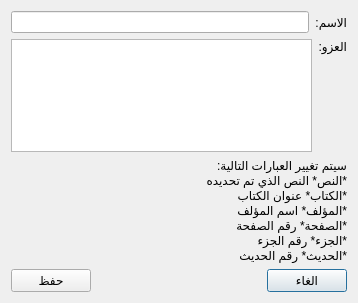
Qt form src/addbookreferdialog.ui (boussouira/moltaqa) before a commit.
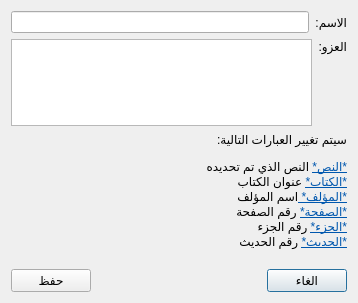
The same form after that commit.

Commit message: Add refer by clicking on them

```diff
--- a/src/addbookreferdialog.ui
+++ b/src/addbookreferdialog.ui
@@ -51,13 +51,15 @@
    <item>
     <widget class="QLabel" name="label_3">
      <property name="text">
-      <string>سيتم تغيير العبارات التالية:
-*النص* النص الذي تم تحديده
-*الكتاب* عنوان الكتاب
-*المؤلف* اسم المؤلف
-*الصفحة* رقم الصفحة
-*الجزء* رقم الجزء
-*الحديث* رقم الحديث</string>
+      <string>&lt;html&gt;&lt;head/&gt;&lt;body dir=&quot;rtl&quot; style=&quot;direction:rtl;&quot;&gt;
+&lt;p&gt;سيتم تغيير العبارات التالية:&lt;/p&gt;
+&lt;a href=&quot;#nass&quot;&gt;&lt;span style=&quot; text-decoration: underline; color:#0057ae;&quot;&gt;*النص*&lt;/span&gt;&lt;/a&gt; النص الذي تم تحديده&lt;br/&gt;
+&lt;a href=&quot;#book&quot;&gt;&lt;span style=&quot; text-decoration: underline; color:#0057ae;&quot;&gt;*الكتاب*&lt;/span&gt;&lt;/a&gt; عنوان الكتاب&lt;br/&gt;
+&lt;a href=&quot;#author&quot;&gt;&lt;span style=&quot; text-decoration: underline; color:#0057ae;&quot;&gt;*المؤلف* &lt;/span&gt;&lt;/a&gt; اسم المؤلف&lt;br/&gt;
+&lt;a href=&quot;#page&quot;&gt;&lt;span style=&quot; text-decoration: underline; color:#0057ae;&quot;&gt;*الصفحة*&lt;/span&gt;&lt;/a&gt; رقم الصفحة&lt;br/&gt;
+&lt;a href=&quot;#part&quot;&gt;&lt;span style=&quot; text-decoration: underline; color:#0057ae;&quot;&gt;*الجزء*&lt;/span&gt;&lt;/a&gt; رقم الجزء&lt;br/&gt;
+&lt;a href=&quot;#haddit&quot;&gt;&lt;span style=&quot; text-decoration: underline; color:#0057ae;&quot;&gt;*الحديث*&lt;/span&gt;&lt;/a&gt; رقم الحديث&lt;br/&gt;
+&lt;/body&gt;&lt;/html&gt;</string>
      </property>
      <property name="alignment">
       <set>Qt::AlignLeading|Qt::AlignLeft|Qt::AlignVCenter</set>
```
Left out of the diff: 2 changed lines with no effect on the pictures. The commit also changes 2 other files.
